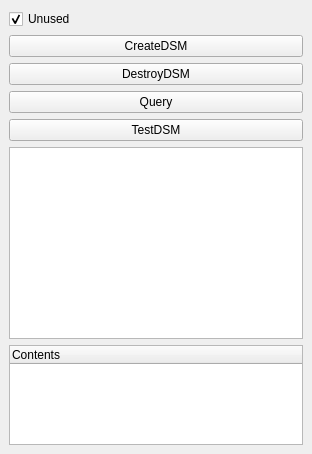
Above: pqDSMViewerPanel.ui from soumagne/icarus before the change. Below: the same form after it.
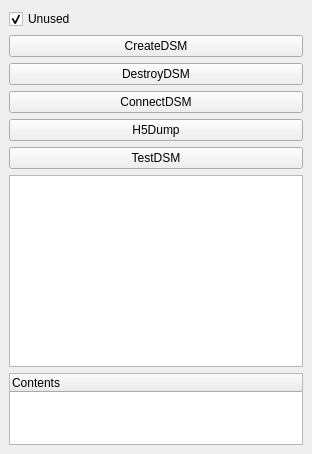
That is the form after the change. Custom widgets are drawn as their Qt base class.

What changed in the file:
```diff
--- a/pqDSMViewerPanel.ui
+++ b/pqDSMViewerPanel.ui
@@ -49,7 +49,14 @@
     <item>
      <widget class="QPushButton" name="Query" >
       <property name="text" >
-       <string>Query</string>
+       <string>ConnectDSM</string>
+      </property>
+     </widget>
+    </item>
+    <item>
+     <widget class="QPushButton" name="H5Dump" >
+      <property name="text" >
+       <string>H5Dump</string>
       </property>
      </widget>
     </item>
```
Left out of the diff: 2 changed lines with no effect on the pictures.
